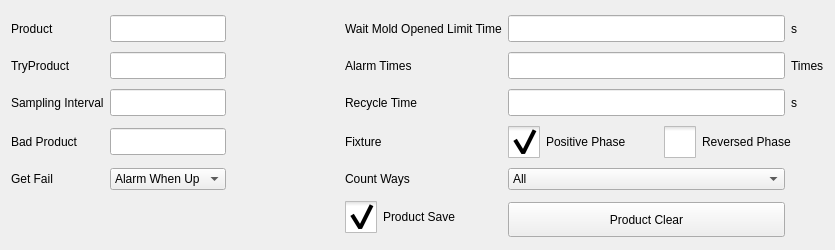
Before: the Qt Designer form hcsettings/ichcproductsettingframe.ui in dongdong-2009/3-5AxisRobot, drawn with Qt 5.
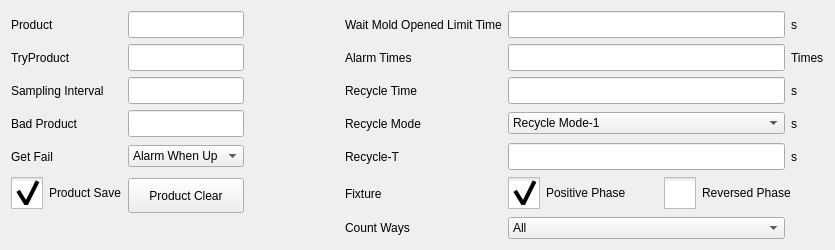
After: the same form once the commit is applied. Icons and pictures are not drawn. Custom widgets are drawn as their Qt base class.

The edit to the form file:
```diff
--- a/hcsettings/ichcproductsettingframe.ui
+++ b/hcsettings/ichcproductsettingframe.ui
@@ -20,6 +20,45 @@
    <enum>QFrame::Plain</enum>
   </property>
   <layout class="QGridLayout" name="gridLayout">
+   <item row="1" column="1">
+    <widget class="ICLineEditWithVirtualNumericKeypad" name="tryProductEdit">
+     <property name="minimumSize">
+      <size>
+       <width>0</width>
+       <height>27</height>
+      </size>
+     </property>
+     <property name="maximumSize">
+      <size>
+       <width>16777215</width>
+       <height>27</height>
+      </size>
+     </property>
+    </widget>
+   </item>
+   <item row="0" column="6">
+    <widget class="QLabel" name="label_4">
+     <property name="text">
+      <string>s</string>
+     </property>
+    </widget>
+   </item>
+   <item row="2" column="5">
+    <widget class="ICLineEditWithVirtualNumericKeypad" name="recycleTimeEdit">
+     <property name="minimumSize">
+      <size>
+       <width>0</width>
+       <height>27</height>
+      </size>
+     </property>
+     <property name="maximumSize">
+      <size>
+       <width>16777215</width>
+       <height>27</height>
+      </size>
+     </property>
+    </widget>
+   </item>
    <item row="0" column="0">
     <widget class="QLabel" name="label">
      <property name="text">
@@ -27,6 +66,221 @@
      </property>
     </widget>
    </item>
+   <item row="2" column="0">
+    <widget class="QLabel" name="label_8">
+     <property name="text">
+      <string>Sampling Interval</string>
+     </property>
+    </widget>
+   </item>
+   <item row="5" column="5" colspan="2">
+    <layout class="QHBoxLayout" name="horizontalLayout">
+     <item>
+      <widget class="QCheckBox" name="positiveCheckBox">
+       <property name="minimumSize">
+        <size>
+         <width>150</width>
+         <height>0</height>
+        </size>
+       </property>
+       <property name="styleSheet">
+        <string notr="true">::indicator {
+     width: 32px;
+     height: 32px;
+ }
+
+::indicator:unchecked 
+{
+     image: url(:/resource/check_unchecked.png);
+ }
+::indicator:checked 
+{
+     image: url(:/resource/check_checked.png);
+ }
+
+QRadioButton::indicator:checked:disabled
+{
+ image: url(:/resource/check_checked_disable.png);
+}
+
+QRadioButton::indicator:unchecked:disabled
+{
+ image: url(:/resource/check_unchecked_disable.png);
+}</string>
+       </property>
+       <property name="text">
+        <string>Positive Phase</string>
+       </property>
+       <property name="checked">
+        <bool>true</bool>
+       </property>
+       <attribute name="buttonGroup">
+        <string notr="true">buttonGroup</string>
+       </attribute>
+      </widget>
+     </item>
+     <item>
+      <widget class="QCheckBox" name="reversedCheckBox">
+       <property name="minimumSize">
+        <size>
+         <width>160</width>
+         <height>0</height>
+        </size>
+       </property>
+       <property name="acceptDrops">
+        <bool>false</bool>
+       </property>
+       <property name="autoFillBackground">
+        <bool>false</bool>
+       </property>
+       <property name="styleSheet">
+        <string notr="true">::indicator {
+     width: 32px;
+     height: 32px;
+ }
+
+::indicator:unchecked 
+{
+     image: url(:/resource/check_unchecked.png);
+ }
+::indicator:checked 
+{
+     image: url(:/resource/check_checked.png);
+ }
+
+QRadioButton::indicator:checked:disabled
+{
+ image: url(:/resource/check_checked_disable.png);
+}
+
+QRadioButton::indicator:unchecked:disabled
+{
+ image: url(:/resource/check_unchecked_disable.png);
+}</string>
+       </property>
+       <property name="text">
+        <string>Reversed Phase</string>
+       </property>
+       <property name="checkable">
+        <bool>true</bool>
+       </property>
+       <property name="checked">
+        <bool>false</bool>
+       </property>
+       <attribute name="buttonGroup">
+        <string notr="true">buttonGroup</string>
+       </attribute>
+      </widget>
+     </item>
+    </layout>
+   </item>
+   <item row="6" column="5">
+    <widget class="ICComboBox" name="countUnitBox">
+     <item>
+      <property name="text">
+       <string>All</string>
+      </property>
+     </item>
+     <item>
+      <property name="text">
+       <string>Good</string>
+      </property>
+     </item>
+     <item>
+      <property name="text">
+       <string>Stack-1</string>
+      </property>
+     </item>
+     <item>
+      <property name="text">
+       <string>Stack-2</string>
+      </property>
+     </item>
+     <item>
+      <property name="text">
+       <string>Stack-3</string>
+      </property>
+     </item>
+     <item>
+      <property name="text">
+       <string>Stack-4</string>
+      </property>
+     </item>
+    </widget>
+   </item>
+   <item row="1" column="3">
+    <widget class="QLabel" name="label_5">
+     <property name="text">
+      <string>Alarm Times</string>
+     </property>
+    </widget>
+   </item>
+   <item row="5" column="3">
+    <widget class="QLabel" name="label_17">
+     <property name="styleSheet">
+      <string notr="true">height:27px ;</string>
+     </property>
+     <property name="text">
+      <string>Fixture</string>
+     </property>
+    </widget>
+   </item>
+   <item row="3" column="3">
+    <widget class="QLabel" name="label_20">
+     <property name="styleSheet">
+      <string notr="true">height:27px ;</string>
+     </property>
+     <property name="text">
+      <string>Recycle Mode</string>
+     </property>
+    </widget>
+   </item>
+   <item row="1" column="6">
+    <widget class="QLabel" name="label_6">
+     <property name="text">
+      <string>Times</string>
+     </property>
+    </widget>
+   </item>
+   <item row="1" column="0">
+    <widget class="QLabel" name="label_7">
+     <property name="text">
+      <string>TryProduct</string>
+     </property>
+    </widget>
+   </item>
+   <item row="0" column="5">
+    <widget class="ICLineEditWithVirtualNumericKeypad" name="waitTimeEdit">
+     <property name="minimumSize">
+      <size>
+       <width>0</width>
+       <height>27</height>
+      </size>
+     </property>
+     <property name="maximumSize">
+      <size>
+       <width>16777215</width>
+       <height>27</height>
+      </size>
+     </property>
+    </widget>
+   </item>
+   <item row="2" column="1">
+    <widget class="ICLineEditWithVirtualNumericKeypad" name="samplingEdit">
+     <property name="minimumSize">
+      <size>
+       <width>0</width>
+       <height>27</height>
+      </size>
+     </property>
+     <property name="maximumSize">
+      <size>
+       <width>16777215</width>
+       <height>27</height>
+      </size>
+     </property>
+    </widget>
+   </item>
    <item row="0" column="1">
     <widget class="ICLineEditWithVirtualNumericKeypad" name="productLineEdit">
      <property name="minimumSize">
@@ -56,6 +310,16 @@
      </property>
     </spacer>
    </item>
+   <item row="6" column="3">
+    <widget class="QLabel" name="label_18">
+     <property name="styleSheet">
+      <string notr="true">height:27px ;</string>
+     </property>
+     <property name="text">
+      <string>Count Ways</string>
+     </property>
+    </widget>
+   </item>
    <item row="0" column="3" colspan="2">
     <widget class="QLabel" name="label_2">
      <property name="text">
@@ -63,105 +327,6 @@
      </property>
     </widget>
    </item>
-   <item row="0" column="5">
-    <widget class="ICLineEditWithVirtualNumericKeypad" name="waitTimeEdit">
-     <property name="minimumSize">
-      <size>
-       <width>0</width>
-       <height>27</height>
-      </size>
-     </property>
-     <property name="maximumSize">
-      <size>
-       <width>16777215</width>
-       <height>27</height>
-      </size>
-     </property>
-    </widget>
-   </item>
-   <item row="0" column="6">
-    <widget class="QLabel" name="label_4">
-     <property name="text">
-      <string>s</string>
-     </property>
-    </widget>
-   </item>
-   <item row="1" column="0">
-    <widget class="QLabel" name="label_7">
-     <property name="text">
-      <string>TryProduct</string>
-     </property>
-    </widget>
-   </item>
-   <item row="1" column="1">
-    <widget class="ICLineEditWithVirtualNumericKeypad" name="tryProductEdit">
-     <property name="minimumSize">
-      <size>
-       <width>0</width>
-       <height>27</height>
-      </size>
-     </property>
-     <property name="maximumSize">
-      <size>
-       <width>16777215</width>
-       <height>27</height>
-      </size>
-     </property>
-    </widget>
-   </item>
-   <item row="1" column="3">
-    <widget class="QLabel" name="label_5">
-     <property name="text">
-      <string>Alarm Times</string>
-     </property>
-    </widget>
-   </item>
-   <item row="1" column="5">
-    <widget class="ICLineEditWithVirtualNumericKeypad" name="alarmTimesEdit">
-     <property name="minimumSize">
-      <size>
-       <width>0</width>
-       <height>27</height>
-      </size>
-     </property>
-     <property name="maximumSize">
-      <size>
-       <width>16777215</width>
-       <height>27</height>
-      </size>
-     </property>
-    </widget>
-   </item>
-   <item row="1" column="6">
-    <widget class="QLabel" name="label_6">
-     <property name="text">
-      <string>Times</string>
-     </property>
-    </widget>
-   </item>
-   <item row="2" column="0">
-    <widget class="QLabel" name="label_8">
-     <property name="text">
-      <string>Sampling Interval</string>
-     </property>
-    </widget>
-   </item>
-   <item row="2" column="1">
-    <widget class="ICLineEditWithVirtualNumericKeypad" name="samplingEdit">
-     <property name="minimumSize">
-      <size>
-       <width>0</width>
-       <height>27</height>
-      </size>
-     </property>
-     <property name="maximumSize">
-      <size>
-       <width>16777215</width>
-       <height>27</height>
-      </size>
-     </property>
-    </widget>
-   </item>
    <item row="2" column="3">
     <widget class="QLabel" name="label_19">
      <property name="styleSheet">
@@ -172,8 +337,8 @@
      </property>
     </widget>
    </item>
-   <item row="2" column="5">
-    <widget class="ICLineEditWithVirtualNumericKeypad" name="recycleTimeEdit">
+   <item row="1" column="5">
+    <widget class="ICLineEditWithVirtualNumericKeypad" name="alarmTimesEdit">
      <property name="minimumSize">
       <size>
        <width>0</width>
@@ -195,6 +360,65 @@
      </property>
     </widget>
    </item>
+   <item row="3" column="6">
+    <widget class="QLabel" name="label_12">
+     <property name="text">
+      <string>s</string>
+     </property>
+    </widget>
+   </item>
+   <item row="3" column="5">
+    <widget class="ICComboBox" name="recycleMode">
+     <item>
+      <property name="text">
+       <string>Recycle Mode-1</string>
+      </property>
+     </item>
+     <item>
+      <property name="text">
+       <string>Recycle Mode-2</string>
+      </property>
+     </item>
+     <item>
+      <property name="text">
+       <string>Recycle Mode-3</string>
+      </property>
+     </item>
+    </widget>
+   </item>
+   <item row="4" column="3">
+    <widget class="QLabel" name="label_3">
+     <property name="styleSheet">
+      <string notr="true">height:27px ;</string>
+     </property>
+     <property name="text">
+      <string>Recycle-T</string>
+     </property>
+    </widget>
+   </item>
+   <item row="4" column="6">
+    <widget class="QLabel" name="label_13">
+     <property name="text">
+      <string>s</string>
+     </property>
+    </widget>
+   </item>
+   <item row="4" column="5">
+    <widget class="ICLineEditWithVirtualNumericKeypad" name="realRecycleTimeEdit">
+     <property name="minimumSize">
+      <size>
+       <width>0</width>
+       <height>27</height>
+      </size>
+     </property>
+     <property name="maximumSize">
+      <size>
+       <width>16777215</width>
+       <height>27</height>
+      </size>
+     </property>
+    </widget>
+   </item>
    <item row="3" column="0">
     <widget class="QLabel" name="label_9">
      <property name="text">
@@ -218,16 +442,6 @@
      </property>
     </widget>
    </item>
-   <item row="3" column="3">
-    <widget class="QLabel" name="label_17">
-     <property name="styleSheet">
-      <string notr="true">height:27px ;</string>
-     </property>
-     <property name="text">
-      <string>Fixture</string>
-     </property>
-    </widget>
-   </item>
    <item row="4" column="0">
     <widget class="QLabel" name="label_10">
      <property name="text">
@@ -249,51 +463,7 @@
      </item>
     </widget>
    </item>
-   <item row="4" column="3">
-    <widget class="QLabel" name="label_18">
-     <property name="styleSheet">
-      <string notr="true">height:27px ;</string>
-     </property>
-     <property name="text">
-      <string>Count Ways</string>
-     </property>
-    </widget>
-   </item>
-   <item row="4" column="5">
-    <widget class="ICComboBox" name="countUnitBox">
-     <item>
-      <property name="text">
-       <string>All</string>
-      </property>
-     </item>
-     <item>
-      <property name="text">
-       <string>Good</string>
-      </property>
-     </item>
-     <item>
-      <property name="text">
-       <string>Stack-1</string>
-      </property>
-     </item>
-     <item>
-      <property name="text">
-       <string>Stack-2</string>
-      </property>
-     </item>
-     <item>
-      <property name="text">
-       <string>Stack-3</string>
-      </property>
-     </item>
-     <item>
-      <property name="text">
-       <string>Stack-4</string>
-      </property>
-     </item>
-    </widget>
-   </item>
-   <item row="5" column="3" colspan="2">
+   <item row="5" column="0">
     <widget class="QCheckBox" name="productSave">
      <property name="styleSheet">
       <string notr="true">::indicator {
@@ -328,7 +498,7 @@
      </property>
     </widget>
    </item>
-   <item row="5" column="5">
+   <item row="5" column="1">
     <widget class="QPushButton" name="productClearButton">
      <property name="minimumSize">
       <size>
@@ -347,107 +517,6 @@
      </property>
     </widget>
    </item>
-   <item row="3" column="5" colspan="2">
-    <layout class="QHBoxLayout" name="horizontalLayout">
-     <item>
-      <widget class="QCheckBox" name="positiveCheckBox">
-       <property name="minimumSize">
-        <size>
-         <width>150</width>
-         <height>0</height>
-        </size>
-       </property>
-       <property name="styleSheet">
-        <string notr="true">::indicator {
-     width: 32px;
-     height: 32px;
- }
-
-::indicator:unchecked 
-{
-     image: url(:/resource/check_unchecked.png);
- }
-::indicator:checked 
-{
-     image: url(:/resource/check_checked.png);
- }
-
-QRadioButton::indicator:checked:disabled
-{
- image: url(:/resource/check_checked_disable.png);
-}
-
-QRadioButton::indicator:unchecked:disabled
-{
- image: url(:/resource/check_unchecked_disable.png);
-}</string>
-       </property>
-       <property name="text">
-        <string>Positive Phase</string>
-       </property>
-       <property name="checked">
-        <bool>true</bool>
-       </property>
-       <attribute name="buttonGroup">
-        <string notr="true">buttonGroup</string>
-       </attribute>
-      </widget>
-     </item>
-     <item>
-      <widget class="QCheckBox" name="reversedCheckBox">
-       <property name="minimumSize">
-        <size>
-         <width>160</width>
-         <height>0</height>
-        </size>
-       </property>
-       <property name="acceptDrops">
-        <bool>false</bool>
-       </property>
-       <property name="autoFillBackground">
-        <bool>false</bool>
-       </property>
-       <property name="styleSheet">
-        <string notr="true">::indicator {
-     width: 32px;
-     height: 32px;
- }
-
-::indicator:unchecked 
-{
-     image: url(:/resource/check_unchecked.png);
- }
-::indicator:checked 
-{
-     image: url(:/resource/check_checked.png);
- }
-
-QRadioButton::indicator:checked:disabled
-{
- image: url(:/resource/check_checked_disable.png);
-}
-
-QRadioButton::indicator:unchecked:disabled
-{
- image: url(:/resource/check_unchecked_disable.png);
-}</string>
-       </property>
-       <property name="text">
-        <string>Reversed Phase</string>
-       </property>
-       <property name="checkable">
-        <bool>true</bool>
-       </property>
-       <property name="checked">
-        <bool>false</bool>
-       </property>
-       <attribute name="buttonGroup">
-        <string notr="true">buttonGroup</string>
-       </attribute>
-      </widget>
-     </item>
-    </layout>
-   </item>
   </layout>
  </widget>
  <customwidgets>
```
